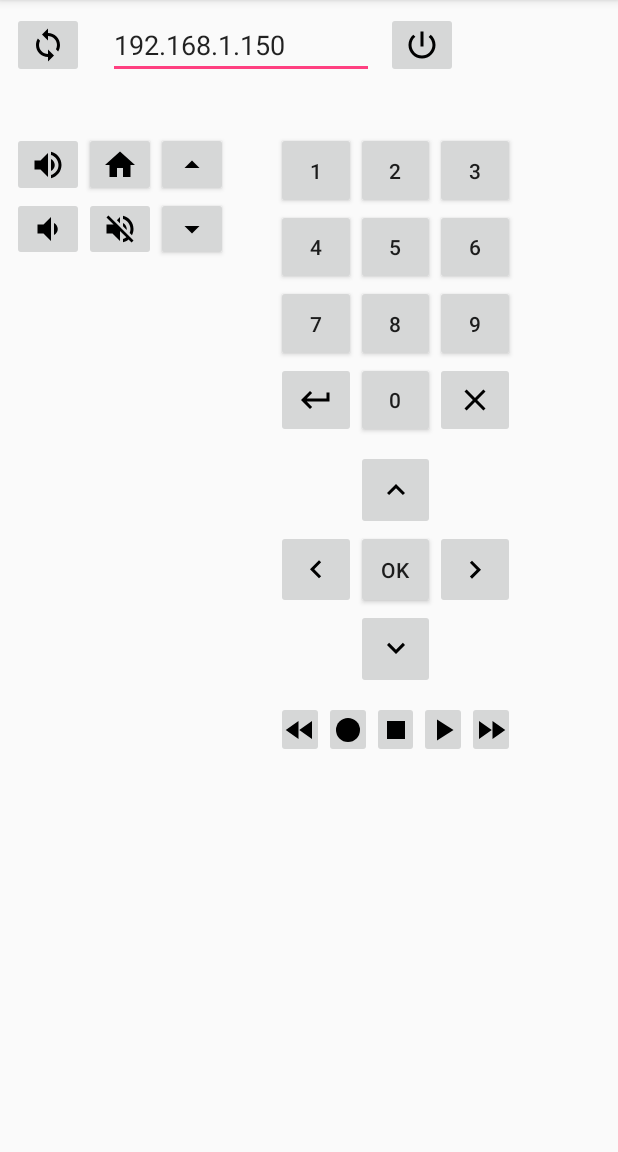
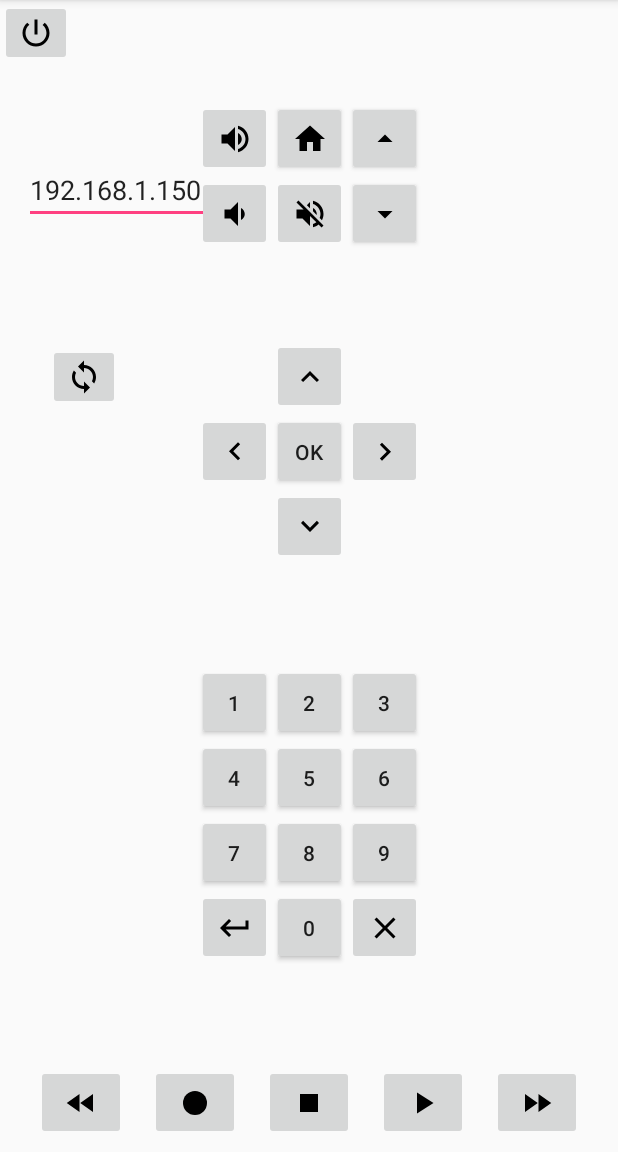
Before and after one commit to batou9150/BboxSensationRemoteControl, an Android app: the screen it shows after launch (MainActivity), on a phone screen of 412 x 824 dp, the part 84-1236 px from its top. Run offline under Robolectric (Android 15) with nearby library versions, the phone set to English and light mode, and no system bars.

Commit message:
update layout

```diff
--- a/app/build.gradle
+++ b/app/build.gradle
@@ -25,7 +25,6 @@ dependencies {
     testImplementation 'junit:junit:4.12'
     androidTestImplementation 'com.android.support.test:runner:1.0.2'
     androidTestImplementation 'com.android.support.test.espresso:espresso-core:3.0.2'
-    // https://mvnrepository.com/artifact/org.snmp4j/snmp4j
-    implementation group: 'org.snmp4j', name: 'snmp4j', version: '2.6.3'
+    implementation 'org.snmp4j:snmp4j:2.6.3'
     implementation 'com.android.support:design:26.1.0'
 }
--- a/app/src/main/AndroidManifest.xml
+++ b/app/src/main/AndroidManifest.xml
@@ -11,7 +11,7 @@
             android:roundIcon="@mipmap/ic_launcher_round"
             android:supportsRtl="true"
             android:theme="@style/AppTheme">
-        <activity android:name="fr.batoucada.bboxsensationremotecontrol.MainActivity">
+        <activity android:name="fr.batoucada.bboxsensationremotecontrol.MainActivity" android:screenOrientation="userPortrait">
             <intent-filter>
                 <action android:name="android.intent.action.MAIN"/>
 
--- a/app/src/main/res/layout/activity_main.xml
+++ b/app/src/main/res/layout/activity_main.xml
@@ -5,93 +5,102 @@
         xmlns:app="http://schemas.android.com/apk/res-auto"
         android:layout_width="match_parent"
         android:layout_height="match_parent"
-        tools:context=".MainActivity">
+        tools:context=".MainActivity"
+        tools:layout_editor_absoluteY="81dp">
 
     <ImageButton
             android:layout_width="wrap_content"
             android:layout_height="wrap_content"
             android:id="@+id/b_power"
             android:tag='0'
-            app:layout_constraintStart_toEndOf="@+id/edit_text_ip_address"
-            android:layout_marginLeft="8dp"
-            android:layout_marginStart="8dp"
-            app:layout_constraintTop_toTopOf="@+id/edit_text_ip_address"
-            app:layout_constraintBottom_toBottomOf="@+id/edit_text_ip_address"
             android:contentDescription="@string/b_power_text"
-            android:src="@drawable/ic_power_settings_new_black_24dp"/>
+            android:src="@drawable/ic_power_settings_new_black_24dp"
+            tools:layout_editor_absoluteY="16dp"
+            tools:layout_editor_absoluteX="305dp"/>
 
     <EditText
-            android:layout_width="177dp"
+            android:layout_width="129dp"
             android:layout_height="wrap_content"
             android:inputType="textPersonName"
             android:text="@string/edit_text_ip_address_default"
             android:ems="10"
             android:id="@+id/edit_text_ip_address"
-            app:layout_constraintStart_toEndOf="@+id/b_search_target"
-            android:layout_marginLeft="8dp"
-            android:layout_marginStart="8dp"
             tools:ignore="LabelFor"
-            app:layout_constraintEnd_toStartOf="@+id/b_power"
-            android:layout_marginEnd="8dp"
-            android:layout_marginRight="8dp"
-            app:layout_constraintTop_toTopOf="@+id/b_search_target"
-            app:layout_constraintBottom_toBottomOf="@+id/b_search_target"/>
+            android:layout_marginTop="104dp"
+            app:layout_constraintTop_toTopOf="parent"
+            app:layout_constraintStart_toStartOf="parent"
+            android:layout_marginLeft="16dp"
+            android:layout_marginStart="16dp"/>
 
     <ImageButton
             android:layout_width="wrap_content"
             android:layout_height="wrap_content"
             android:id="@+id/b_search_target"
+            android:contentDescription="@string/b_search_target_text"
+            android:src="@drawable/ic_sync_black_24dp"
+            app:layout_constraintStart_toStartOf="parent"
+            android:layout_marginLeft="32dp"
+            android:layout_marginStart="32dp"
+            android:layout_marginTop="80dp"
+            app:layout_constraintTop_toBottomOf="@+id/edit_text_ip_address"/>
+
+    <include
+            android:layout_height="wrap_content"
+            layout="@layout/button_0_to_9"
+            android:id="@+id/include3"
+            android:layout_width="wrap_content"
+            android:layout_marginBottom="8dp"
+            app:layout_constraintBottom_toTopOf="@+id/include4"
+            app:layout_constraintEnd_toEndOf="parent"
+            android:layout_marginEnd="8dp"
+            android:layout_marginRight="8dp"
             app:layout_constraintStart_toStartOf="parent"
             android:layout_marginLeft="8dp"
             android:layout_marginStart="8dp"
-            app:layout_constraintTop_toTopOf="parent"
-            android:layout_marginTop="8dp"
-            app:layout_constraintEnd_toStartOf="@+id/edit_text_ip_address"
+            app:layout_constraintTop_toBottomOf="@+id/include"/>
+
+    <include
+            android:layout_width="wrap_content"
+            layout="@layout/dpad"
+            android:id="@+id/include"
+            android:layout_height="wrap_content"
+            android:layout_marginBottom="8dp"
+            app:layout_constraintBottom_toTopOf="@+id/include3"
+            app:layout_constraintStart_toStartOf="parent"
+            android:layout_marginLeft="8dp"
+            android:layout_marginStart="8dp"
+            app:layout_constraintEnd_toEndOf="parent"
             android:layout_marginEnd="8dp"
             android:layout_marginRight="8dp"
-            android:contentDescription="@string/b_search_target_text"
-            android:src="@drawable/ic_sync_black_24dp"/>
+            app:layout_constraintTop_toBottomOf="@+id/include2"/>
 
     <include
-            android:layout_width="159dp"
-            android:layout_height="204dp"
-            layout="@layout/button_0_to_9"
-            android:id="@+id/include3"
-            app:layout_constraintStart_toEndOf="@+id/include2"
-            android:layout_marginLeft="32dp"
-            android:layout_marginStart="32dp"
-            app:layout_constraintTop_toTopOf="@+id/include2"
-            />
-
-    <include
-            android:layout_width="159dp"
-            layout="@layout/dpad"
-            android:id="@+id/include"
-            app:layout_constraintStart_toStartOf="@+id/include3"
-            app:layout_constraintEnd_toEndOf="@+id/include3"
-            android:layout_marginTop="8dp"
-            app:layout_constraintTop_toBottomOf="@+id/include3"
-            android:layout_height="159dp"
-            />
-
-    <include
-            android:layout_width="144dp"
-            android:layout_height="86dp"
+            android:layout_width="150dp"
+            android:layout_height="100dp"
             layout="@layout/up_down"
             android:id="@+id/include2"
-            android:layout_marginTop="36dp"
-            app:layout_constraintTop_toBottomOf="@+id/b_search_target"
+            app:layout_constraintBottom_toTopOf="@+id/include"
             app:layout_constraintStart_toStartOf="parent"
             android:layout_marginLeft="8dp"
-            android:layout_marginStart="8dp"/>
+            android:layout_marginStart="8dp"
+            app:layout_constraintEnd_toEndOf="parent"
+            android:layout_marginEnd="8dp"
+            android:layout_marginRight="8dp"
+            app:layout_constraintTop_toTopOf="parent"
+            android:layout_marginTop="8dp"/>
 
     <include
             android:layout_width="0dp"
-            android:layout_height="38dp"
+            android:layout_height="wrap_content"
             layout="@layout/media_controls"
-            app:layout_constraintStart_toStartOf="@+id/include"
-            app:layout_constraintEnd_toEndOf="@+id/include"
-            android:layout_marginTop="8dp"
-            app:layout_constraintTop_toBottomOf="@+id/include"/>
+            android:layout_marginBottom="8dp"
+            app:layout_constraintBottom_toBottomOf="parent"
+            app:layout_constraintStart_toStartOf="parent"
+            android:layout_marginLeft="8dp"
+            android:layout_marginStart="8dp"
+            android:layout_marginEnd="8dp"
+            android:layout_marginRight="8dp"
+            app:layout_constraintEnd_toEndOf="parent"
+            android:id="@+id/include4"/>
 
 </android.support.constraint.ConstraintLayout>
--- a/app/src/main/res/layout/button_0_to_9.xml
+++ b/app/src/main/res/layout/button_0_to_9.xml
@@ -12,8 +12,8 @@
             android:src="@drawable/ic_keyboard_return_black_24dp"
             android:contentDescription="@string/b_back_text"
             android:tag="13"
-            android:layout_width="0dp"
-            android:layout_height="0dp"
+            android:layout_width="50dp"
+            android:layout_height="50dp"
             app:layout_constraintTop_toBottomOf="@+id/b_7"
             app:layout_constraintStart_toStartOf="parent"
             app:layout_constraintBottom_toBottomOf="parent"
@@ -21,8 +21,8 @@
 
     <Button
             android:text="@string/b_0_text"
-            android:layout_width="0dp"
-            android:layout_height="0dp"
+            android:layout_width="50dp"
+            android:layout_height="50dp"
             android:id="@+id/b_0"
             android:tag="59"
             style="@style/Widget.AppCompat.Button.Small"
@@ -37,8 +37,8 @@
             android:src="@drawable/ic_close_black_24dp"
             android:contentDescription="@string/b_quit_text"
             android:tag="16"
-            android:layout_width="0dp"
-            android:layout_height="0dp"
+            android:layout_width="50dp"
+            android:layout_height="50dp"
             app:layout_constraintTop_toBottomOf="@+id/b_9"
             app:layout_constraintStart_toEndOf="@+id/b_0"
             app:layout_constraintBottom_toBottomOf="parent"
@@ -46,8 +46,8 @@
 
     <Button
             android:text="@string/b_1_text"
-            android:layout_width="0dp"
-            android:layout_height="0dp"
+            android:layout_width="50dp"
+            android:layout_height="50dp"
             android:id="@+id/b_1"
             android:tag="50"
             style="@style/Widget.AppCompat.Button.Small"
@@ -58,8 +58,8 @@
 
     <Button
             android:text="@string/b_2_text"
-            android:layout_width="0dp"
-            android:layout_height="0dp"
+            android:layout_width="50dp"
+            android:layout_height="50dp"
             android:id="@+id/b_2"
             android:tag="51"
             style="@style/Widget.AppCompat.Button.Small"
@@ -71,8 +71,8 @@
 
     <Button
             android:text="@string/b_3_text"
-            android:layout_width="0dp"
-            android:layout_height="0dp"
+            android:layout_width="50dp"
+            android:layout_height="50dp"
             android:id="@+id/b_3"
             android:tag="52"
             app:layout_constraintStart_toEndOf="@+id/b_2"
@@ -83,8 +83,8 @@
 
     <Button
             android:text="@string/b_4_text"
-            android:layout_width="0dp"
-            android:layout_height="0dp"
+            android:layout_width="50dp"
+            android:layout_height="50dp"
             android:id="@+id/b_4"
             android:tag="53"
             style="@style/Widget.AppCompat.Button.Small"
@@ -95,8 +95,8 @@
 
     <Button
             android:text="@string/b_5_text"
-            android:layout_width="0dp"
-            android:layout_height="0dp"
+            android:layout_width="50dp"
+            android:layout_height="50dp"
             android:id="@+id/b_5"
             android:tag="54"
             style="@style/Widget.AppCompat.Button.Small"
@@ -107,8 +107,8 @@
 
     <Button
             android:text="@string/b_6_text"
-            android:layout_width="0dp"
-            android:layout_height="0dp"
+            android:layout_width="50dp"
+            android:layout_height="50dp"
             android:id="@+id/b_6"
             android:tag="55"
             style="@style/Widget.AppCompat.Button.Small"
@@ -119,8 +119,8 @@
 
     <Button
             android:text="@string/b_7_text"
-            android:layout_width="0dp"
-            android:layout_height="0dp"
+            android:layout_width="50dp"
+            android:layout_height="50dp"
             android:id="@+id/b_7"
             android:tag="57"
             style="@style/Widget.AppCompat.Button.Small"
@@ -131,8 +131,8 @@
 
     <Button
             android:text="@string/b_8_text"
-            android:layout_width="0dp"
-            android:layout_height="0dp"
+            android:layout_width="50dp"
+            android:layout_height="50dp"
             android:id="@+id/b_8"
             android:tag="59"
             style="@style/Widget.AppCompat.Button.Small"
@@ -143,8 +143,8 @@
 
     <Button
             android:text="@string/b_9_text"
-            android:layout_width="0dp"
-            android:layout_height="0dp"
+            android:layout_width="50dp"
+            android:layout_height="50dp"
             android:id="@+id/b_9"
             android:tag="58"
             style="@style/Widget.AppCompat.Button.Small"
--- a/app/src/main/res/layout/dpad.xml
+++ b/app/src/main/res/layout/dpad.xml
@@ -8,33 +8,33 @@
         tools:context=".MainActivity">
 
     <ImageButton
-            android:layout_width="0dp"
-            android:layout_height="0dp"
+            android:layout_width="50dp"
+            android:layout_height="50dp"
             android:id="@+id/b_up_arrow"
             android:tag='5'
             app:layout_constraintTop_toTopOf="parent"
-            app:layout_constraintEnd_toStartOf="@+id/b_right_arrow"
+            app:layout_constraintEnd_toEndOf="@+id/b_ok"
             app:layout_constraintBottom_toTopOf="@+id/b_ok"
             app:layout_constraintStart_toStartOf="@+id/b_ok"
             android:src="@drawable/ic_keyboard_arrow_up_black_24dp"
             android:contentDescription="@string/b_up_arrow_text"/>
 
     <ImageButton
-            android:layout_width="0dp"
-            android:layout_height="0dp"
+            android:layout_width="50dp"
+            android:layout_height="50dp"
             android:id="@+id/b_left_arrow"
             android:tag='6'
             app:layout_constraintStart_toStartOf="parent"
             app:layout_constraintEnd_toStartOf="@+id/b_ok"
-            app:layout_constraintBottom_toTopOf="@+id/b_down_arrow"
             app:layout_constraintTop_toTopOf="@+id/b_ok"
             android:src="@drawable/ic_keyboard_arrow_left_black_24dp"
-            android:contentDescription="@string/b_left_arrow_text"/>
+            android:contentDescription="@string/b_left_arrow_text"
+            app:layout_constraintBottom_toBottomOf="@+id/b_ok"/>
 
     <Button
             android:text="@string/b_ok_text"
-            android:layout_width="0dp"
-            android:layout_height="0dp"
+            android:layout_width="50dp"
+            android:layout_height="50dp"
             android:id="@+id/b_ok"
             android:tag='7'
             style="@style/Widget.AppCompat.Button.Small"
@@ -44,27 +44,27 @@
             app:layout_constraintBottom_toTopOf="@+id/b_down_arrow"/>
 
     <ImageButton
-            android:layout_width="0dp"
-            android:layout_height="0dp"
+            android:layout_width="50dp"
+            android:layout_height="50dp"
             android:id="@+id/b_right_arrow"
             android:tag='8'
             app:layout_constraintStart_toEndOf="@+id/b_ok"
             app:layout_constraintEnd_toEndOf="parent"
-            app:layout_constraintBottom_toTopOf="@+id/b_down_arrow"
             app:layout_constraintTop_toTopOf="@+id/b_ok"
             android:src="@drawable/ic_keyboard_arrow_right_black_24dp"
-            android:contentDescription="@string/b_right_arrow_text"/>
+            android:contentDescription="@string/b_right_arrow_text"
+            app:layout_constraintBottom_toBottomOf="@+id/b_ok"/>
 
     <ImageButton
-            android:layout_width="0dp"
-            android:layout_height="0dp"
+            android:layout_width="50dp"
+            android:layout_height="50dp"
             android:id="@+id/b_down_arrow"
             android:tag='9'
             app:layout_constraintTop_toBottomOf="@+id/b_ok"
-            app:layout_constraintEnd_toStartOf="@+id/b_right_arrow"
             app:layout_constraintBottom_toBottomOf="parent"
             app:layout_constraintStart_toStartOf="@+id/b_ok"
             android:src="@drawable/ic_keyboard_arrow_down_black_24dp"
-            android:contentDescription="@string/b_down_arrow_text"/>
+            android:contentDescription="@string/b_down_arrow_text"
+            app:layout_constraintEnd_toEndOf="@+id/b_ok"/>
 
 </android.support.constraint.ConstraintLayout>
--- a/app/src/main/res/layout/media_controls.xml
+++ b/app/src/main/res/layout/media_controls.xml
@@ -12,8 +12,8 @@
             android:src="@drawable/ic_fast_rewind_black_24dp"
             android:contentDescription="@string/b_fast_rewind_text"
             android:tag="18"
-            android:layout_width="0dp"
-            android:layout_height="0dp"
+            android:layout_width="60dp"
+            android:layout_height="50dp"
             app:layout_constraintTop_toTopOf="parent"
             app:layout_constraintBottom_toBottomOf="parent"
             app:layout_constraintStart_toStartOf="parent"
@@ -24,8 +24,8 @@
             android:src="@drawable/ic_fiber_manual_record_black_24dp"
             android:contentDescription="@string/b_record_text"
             android:tag="24"
-            android:layout_width="0dp"
-            android:layout_height="0dp"
+            android:layout_width="60dp"
+            android:layout_height="50dp"
             app:layout_constraintTop_toTopOf="parent"
             app:layout_constraintBottom_toBottomOf="parent"
             app:layout_constraintStart_toEndOf="@+id/b_fast_rewind"
@@ -36,8 +36,8 @@
             android:src="@drawable/ic_stop_black_24dp"
             android:contentDescription="@string/b_stop_text"
             android:tag="20"
-            android:layout_width="0dp"
-            android:layout_height="0dp"
+            android:layout_width="60dp"
+            android:layout_height="50dp"
             app:layout_constraintTop_toTopOf="parent"
             app:layout_constraintBottom_toBottomOf="parent"
             app:layout_constraintStart_toEndOf="@+id/b_record"
@@ -48,8 +48,8 @@
             android:src="@drawable/ic_play_arrow_black_24dp"
             android:contentDescription="@string/b_play_pause_text"
             android:tag="23"
-            android:layout_width="0dp"
-            android:layout_height="0dp"
+            android:layout_width="60dp"
+            android:layout_height="50dp"
             app:layout_constraintTop_toTopOf="parent"
             app:layout_constraintBottom_toBottomOf="parent"
             app:layout_constraintStart_toEndOf="@+id/b_stop"
@@ -60,8 +60,8 @@
             android:src="@drawable/ic_fast_forward_black_24dp"
             android:contentDescription="@string/b_fast_forward_text"
             android:tag="19"
-            android:layout_width="0dp"
-            android:layout_height="0dp"
+            android:layout_width="60dp"
+            android:layout_height="50dp"
             app:layout_constraintTop_toTopOf="parent"
             app:layout_constraintBottom_toBottomOf="parent"
             app:layout_constraintStart_toEndOf="@+id/b_play_pause"
```
